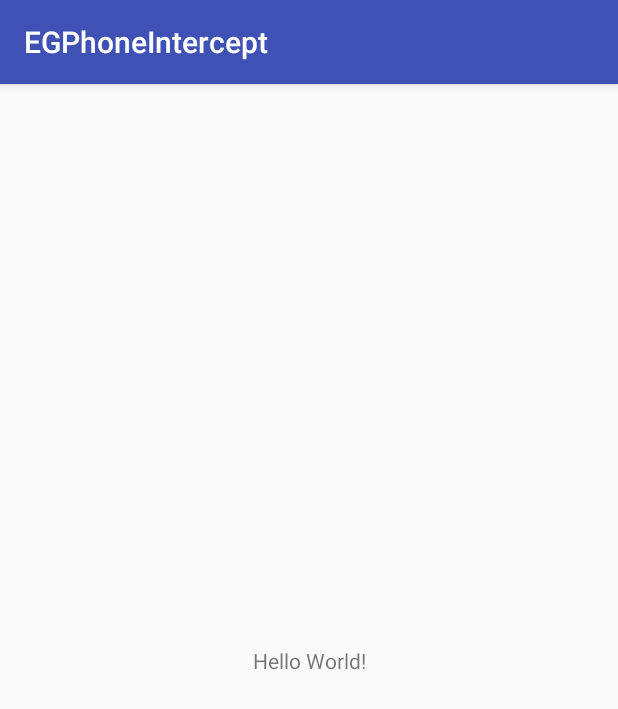
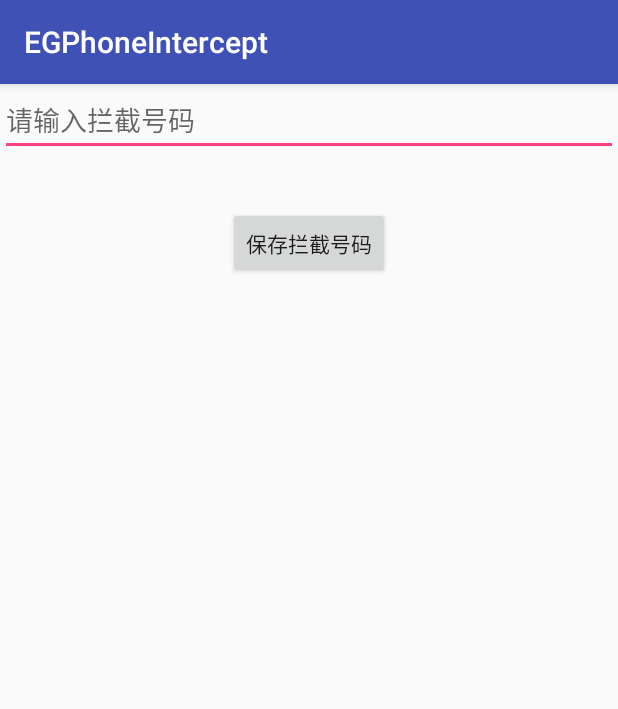
Before and after one commit to YuXuanEG/EGPhoneIntercept, an Android app: the screen it shows after launch (PhoneInterceptActivity), on a phone screen of 412 x 824 dp. Shown: the top 709 px of the screen. Run offline under Robolectric (Android 15) with nearby library versions, the phone set to English and light mode, and no system bars.

Commit message:
拦截电话号码

```diff
--- a/app/src/main/java/com/example/doc88/egphoneintercept/PhoneInterceptActivity.java
+++ b/app/src/main/java/com/example/doc88/egphoneintercept/PhoneInterceptActivity.java
@@ -1,13 +1,31 @@
 package com.example.doc88.egphoneintercept;
 
+import android.content.SharedPreferences;
+import android.os.Bundle;
 import android.support.v7.app.AppCompatActivity;
-import android.os.Bundle;
+import android.view.View;
+import android.widget.EditText;
+import android.widget.Toast;
 
 public class PhoneInterceptActivity extends AppCompatActivity {
-
+    private EditText et_ipnumber;
+    private SharedPreferences sp;
     @Override
     protected void onCreate(Bundle savedInstanceState) {
         super.onCreate(savedInstanceState);
         setContentView(R.layout.activity_phone_intercept);
+
+        et_ipnumber= (EditText) findViewById(R.id.et_ipnumber);
+        //创建SharedPreferences对象
+        sp=getSharedPreferences("config",MODE_PRIVATE);
+    }
+    public void click(View view){
+        //获取用户输入的拦截号码
+        String number=et_ipnumber.getText().toString().trim();
+        //创建Editor对象，保存用户输入的拦截号码
+        SharedPreferences.Editor editor=sp.edit();
+        editor.putString("number",number);
+        editor.commit();
+        Toast.makeText(this,"保存成功", Toast.LENGTH_SHORT).show();
     }
 }
--- a/app/src/main/res/layout/activity_phone_intercept.xml
+++ b/app/src/main/res/layout/activity_phone_intercept.xml
@@ -1,18 +1,27 @@
 <?xml version="1.0" encoding="utf-8"?>
-<android.support.constraint.ConstraintLayout xmlns:android="http://schemas.android.com/apk/res/android"
+<RelativeLayout
+    xmlns:android="http://schemas.android.com/apk/res/android"
     xmlns:app="http://schemas.android.com/apk/res-auto"
     xmlns:tools="http://schemas.android.com/tools"
+    android:id="@+id/activity_main"
     android:layout_width="match_parent"
     android:layout_height="match_parent"
     tools:context="com.example.doc88.egphoneintercept.PhoneInterceptActivity">
 
-    <TextView
+    <EditText
+        android:id="@+id/et_ipnumber"
+        android:layout_width="match_parent"
+        android:layout_height="wrap_content"
+        android:hint="请输入拦截号码"/>
+
+    <Button
+        android:text="保存拦截号码"
         android:layout_width="wrap_content"
         android:layout_height="wrap_content"
-        android:text="Hello World!"
-        app:layout_constraintBottom_toBottomOf="parent"
-        app:layout_constraintLeft_toLeftOf="parent"
-        app:layout_constraintRight_toRightOf="parent"
-        app:layout_constraintTop_toTopOf="parent" />
+        android:layout_alignParentTop="true"
+        android:layout_centerHorizontal="true"
+        android:layout_marginTop="82dp"
+        android:onClick="click"
+        android:id="@+id/button" />
 
-</android.support.constraint.ConstraintLayout>
+</RelativeLayout>
```
Also changed, not shown: app/src/main/AndroidManifest.xml (+8 -0 lines), app/src/main/java/com/example/doc88/egphoneintercept/OutcallReceiver.java (added, +27 -0 lines).
